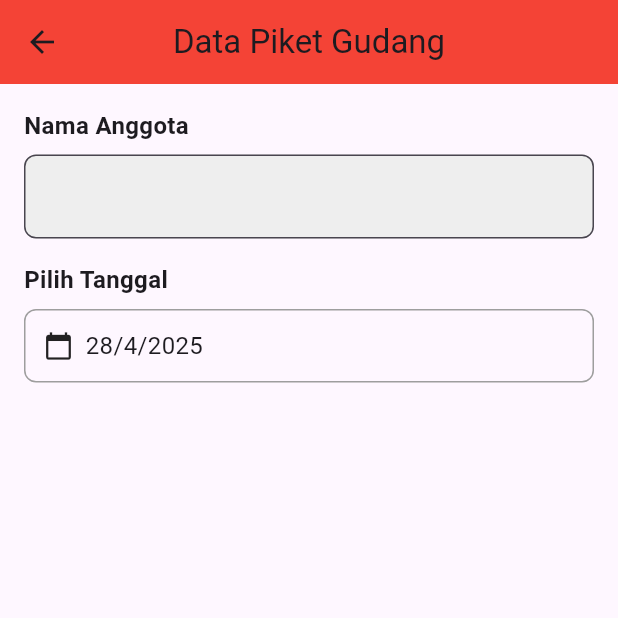
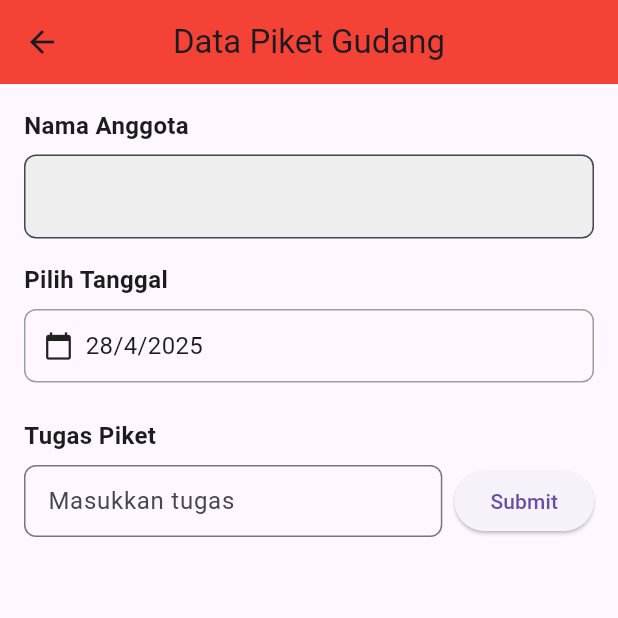
Before and after one commit to iqwa-a/20220140128_ucp1, a Flutter app: the PiketGudang screen opened directly, on a phone screen of 412 x 824 dp, the top half of it. Run offline on Flutter 3.47's test engine with Material 3 defaults, Android fonts, the light colour scheme and no system bars.

Commit message:
membuat input tugas

```diff
--- a/lib/piket_gudang.dart
+++ b/lib/piket_gudang.dart
@@ -82,6 +82,47 @@ class _PiketGudangState extends State<PiketGudang> {
               ),
             ),
             const SizedBox(height: 24),
+            const Text(
+              'Tugas Piket',
+              style: TextStyle(fontWeight: FontWeight.bold, fontSize: 16),
+            ),
+            const SizedBox(height: 8),
+            Row(
+              children: [
+                Expanded(
+                  child: TextFormField(
+                    controller: tugasController,
+                    decoration: InputDecoration(
+                      hintText: 'Masukkan tugas',
+                      border: OutlineInputBorder(
+                        borderRadius: BorderRadius.circular(8),
+                      ),
+                      contentPadding: const EdgeInsets.symmetric(
+                        horizontal: 12,
+                      ),
+                    ),
+                  ),
+                ),
+                const SizedBox(width: 8),
+                ElevatedButton(
+                  onPressed: () {
+                    if (tugasController.text.isNotEmpty) {
+                      setState(() {
+                        piketList.add({
+                          'tugas': tugasController.text,
+                          'tanggal':
+                              '${selectedDate.day}/${selectedDate.month}/${selectedDate.year}',
+                          'nama': namaController.text,
+                        });
+                      });
+                      tugasController.clear();
+                    }
+                  },
+                  child: const Text('Submit'),
+                ),
+              ],
+            ),
+            const SizedBox(height: 24),
           ],
         ),
       ),
```
